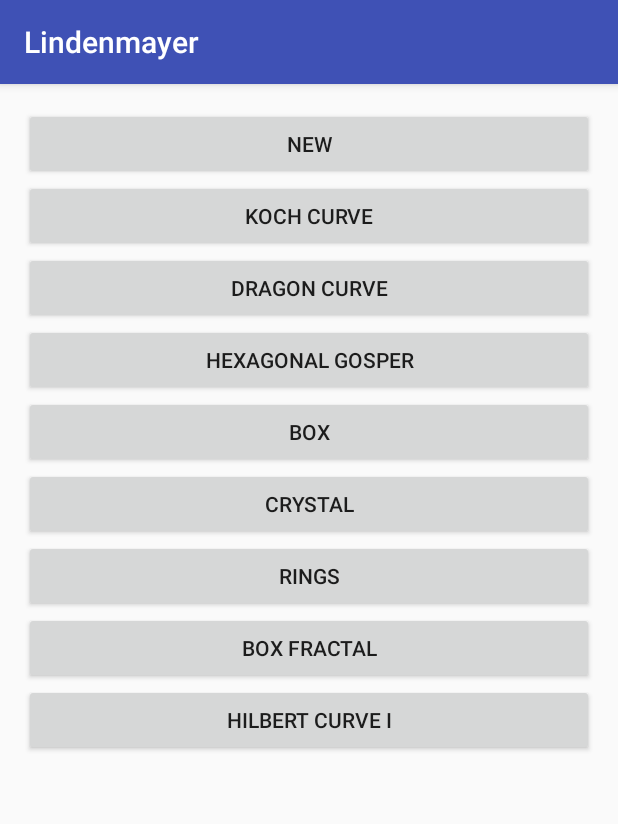
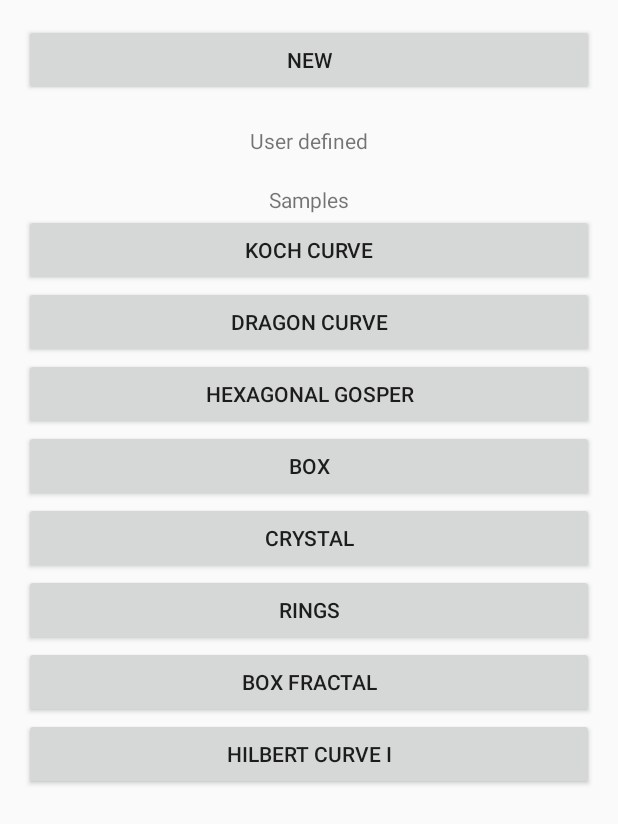
Before and after one commit to thomasfischersm/LSystemAndroid, an Android app: the screen it shows after launch (MainActivity), on a phone screen of 412 x 824 dp. Shown: the top 824 px of the screen. Run offline under Robolectric (Android 15) with nearby library versions, the phone set to English and light mode, and no system bars; network calls fail.

Commit message:
Added saving and loading.

```diff
--- a/app/src/main/AndroidManifest.xml
+++ b/app/src/main/AndroidManifest.xml
@@ -7,7 +7,7 @@
         android:icon="@mipmap/ic_launcher"
         android:label="@string/app_name"
         android:supportsRtl="true"
-        android:theme="@style/AppTheme">
+        android:theme="@style/Theme.AppCompat.Light.NoActionBar">
         <activity android:name=".MainActivity">
             <intent-filter>
                 <action android:name="android.intent.action.MAIN" />
@@ -15,8 +15,8 @@
                 <category android:name="android.intent.category.LAUNCHER" />
             </intent-filter>
         </activity>
-        <activity android:name=".RulesActivity" />
-        <activity android:name=".RenderingActivity"></activity>
+        <activity android:name=".RulesActivity" android:parentActivityName=".MainActivity" />
+        <activity android:name=".RenderingActivity" android:parentActivityName=".RulesActivity"></activity>
     </application>
 
 </manifest>
--- a/app/src/main/java/com/example/thomas/lindenmayer/MainActivity.java
+++ b/app/src/main/java/com/example/thomas/lindenmayer/MainActivity.java
@@ -1,6 +1,5 @@
 package com.example.thomas.lindenmayer;
 
-import android.app.ActionBar;
 import android.content.Intent;
 import android.support.v7.app.AppCompatActivity;
 import android.os.Bundle;
@@ -33,17 +32,25 @@ public class MainActivity extends AppCompatActivity {
         });
 
         try {
-            populateSamples();
+            populateRuleSets();
         } catch (IOException | JSONException ex) {
             ex.printStackTrace();
         }
     }
 
-    private void populateSamples() throws IOException, JSONException {
-        List<RuleSet> ruleSets = DataReader.readSampleRuleSets(getResources());
-        LinearLayout layout = (LinearLayout) findViewById(R.id.sampleLayout);
-        layout.removeAllViewsInLayout();
+    private void populateRuleSets() throws IOException, JSONException {
+        List<RuleSet> userDefinedRuleSets = DataReader.readUserRuleSets(this);
+        LinearLayout userDefinedLayout = (LinearLayout) findViewById(R.id.userDefinedLayout);
+        userDefinedLayout.removeAllViewsInLayout();
+        addRulesToView(userDefinedRuleSets, userDefinedLayout);
 
+        List<RuleSet> sampleRuleSets = DataReader.readSampleRuleSets(getResources());
+        LinearLayout samplesLayout = (LinearLayout) findViewById(R.id.sampleLayout);
+        samplesLayout.removeAllViewsInLayout();
+        addRulesToView(sampleRuleSets, samplesLayout);
+    }
+
+    private void addRulesToView(List<RuleSet> ruleSets, LinearLayout samplesLayout) {
         for (final RuleSet ruleSet : ruleSets) {
             Button button = new Button(this);
             ViewGroup.LayoutParams layoutParams = new ViewGroup.LayoutParams(
@@ -59,7 +66,7 @@ public class MainActivity extends AppCompatActivity {
                     startActivity(intent);
                 }
             });
-            layout.addView(button);
+            samplesLayout.addView(button);
         }
     }
 
--- a/app/src/main/java/com/example/thomas/lindenmayer/data/DataReader.java
+++ b/app/src/main/java/com/example/thomas/lindenmayer/data/DataReader.java
@@ -1,6 +1,9 @@
 package com.example.thomas.lindenmayer.data;
 
+import android.content.Context;
 import android.content.res.Resources;
+import android.support.annotation.NonNull;
+import android.util.Log;
 
 import com.example.thomas.lindenmayer.R;
 import com.example.thomas.lindenmayer.domain.RuleSet;
@@ -10,9 +13,13 @@ import org.json.JSONException;
 import org.json.JSONObject;
 
 import java.io.BufferedReader;
+import java.io.BufferedWriter;
+import java.io.FileNotFoundException;
+import java.io.FileOutputStream;
 import java.io.IOException;
 import java.io.InputStream;
 import java.io.InputStreamReader;
+import java.io.OutputStreamWriter;
 import java.io.StringWriter;
 import java.util.ArrayList;
 import java.util.List;
@@ -22,25 +29,51 @@ import java.util.List;
  */
 public class DataReader {
 
+    private static final String LOG_CAT = DataReader.class.getSimpleName();
+
+    private static final String USER_FILE_NAME = "userDefinedRuleSets.json";
+
+    public static final String SAMPLES_NODE_NAME = "samples";
+    public static final String NAME_NODE_NAME = "name";
+    public static final String AXIOM_NODE_NAME = "axiom";
+    public static final String DIRECTION_INCREMENT_NODE_NAME = "directionIncrement";
+    public static final String RULES_NODE_NAME = "rules";
+    public static final String MATCH_NODE_NAME = "match";
+    public static final String REPLACEMENT_NODE_NAME = "replacement";
+
     public static List<RuleSet> readSampleRuleSets(Resources resources) throws IOException, JSONException {
         String jsonString = readResource(resources, R.raw.samples);
 
+        return parseJson(jsonString);
+    }
+
+    public static List<RuleSet> readUserRuleSets(Context context) throws JSONException, IOException {
+        try {
+            return parseJson(readUserFile(context));
+        } catch (FileNotFoundException e) {
+            // The first time, the file needs to be created.
+            return new ArrayList<>();
+        }
+    }
+
+    @NonNull
+    private static List<RuleSet> parseJson(String jsonString) throws JSONException {
         List<RuleSet> ruleSets = new ArrayList<>();
         JSONObject json = new JSONObject(jsonString);
-        JSONArray sampleArray = json.getJSONArray("samples");
+        JSONArray sampleArray = json.getJSONArray(SAMPLES_NODE_NAME);
 
         for (int i = 0; i < sampleArray.length(); i++) {
             JSONObject sample = sampleArray.getJSONObject(i);
-            String name = sample.getString("name");
-            String axiom = sample.getString("axiom");
-            int directionIncrement = sample.getInt("directionIncrement");
+            String name = sample.getString(NAME_NODE_NAME);
+            String axiom = sample.getString(AXIOM_NODE_NAME);
+            int directionIncrement = sample.getInt(DIRECTION_INCREMENT_NODE_NAME);
 
             List<RuleSet.Rule> rules = new ArrayList<>();
-            JSONArray rulesArray = sample.getJSONArray("rules");
+            JSONArray rulesArray = sample.getJSONArray(RULES_NODE_NAME);
             for (int j = 0; j < rulesArray.length(); j++) {
                 JSONObject rule = rulesArray.getJSONObject(j);
-                String match = rule.getString("match");
-                String replacement = rule.getString("replacement");
+                String match = rule.getString(MATCH_NODE_NAME);
+                String replacement = rule.getString(REPLACEMENT_NODE_NAME);
                 rules.add(new RuleSet.Rule(match, replacement));
             }
 
@@ -52,6 +85,15 @@ public class DataReader {
 
     private static String readResource(Resources resources, int resource) throws IOException {
         InputStream inputStream = resources.openRawResource(resource);
+        return readInputStream(inputStream);
+    }
+
+    private static String readUserFile(Context context) throws IOException {
+        return readInputStream(context.openFileInput(USER_FILE_NAME));
+    }
+
+    @NonNull
+    private static String readInputStream(InputStream inputStream) throws IOException {
         BufferedReader reader = new BufferedReader(new InputStreamReader(inputStream));
         StringBuilder sb = new StringBuilder();
         char[] buffer = new char[512];
@@ -67,4 +109,65 @@ public class DataReader {
 
         return sb.toString();
     }
+
+    public static void saveUserRuleSets(Context context, RuleSet ruleSet) throws IOException, JSONException {
+        List<RuleSet> ruleSets = readUserRuleSets(context);
+
+        boolean found = false;
+        for (int i = 0; i < ruleSets.size(); i++) {
+            RuleSet currentRuleSet = ruleSets.get(i);
+            if (currentRuleSet.getName().equalsIgnoreCase(ruleSet.getName())) {
+                // Replace an existing rule set.
+                ruleSets.set(i, ruleSet);
+                found = true;
+            }
+        }
+
+        if (!found) {
+            ruleSets.add(ruleSet);
+        }
+
+        writeUserRuleSets(context, ruleSets);
+    }
+
+    private static void writeUserRuleSets(Context context, List<RuleSet> ruleSets) throws IOException, JSONException {
+        String jsonString = generateJson(ruleSets);
+        Log.i(LOG_CAT, "Generated user JSON string: " + jsonString);
+
+        FileOutputStream outputStream = context.openFileOutput(USER_FILE_NAME, Context.MODE_PRIVATE);
+        try {
+            BufferedWriter writer = new BufferedWriter(new OutputStreamWriter(outputStream));
+            writer.write(jsonString);
+            writer.flush();
+        } finally {
+            outputStream.close();
+        }
+    }
+
+    private static String generateJson(List<RuleSet> ruleSets) throws JSONException {
+        JSONObject rootNode = new JSONObject();
+
+        JSONArray samplesNode = new JSONArray();
+        rootNode.put(SAMPLES_NODE_NAME, samplesNode);
+
+        for (RuleSet ruleSet : ruleSets) {
+            JSONObject ruleSetNode = new JSONObject();
+            ruleSetNode.put(NAME_NODE_NAME, ruleSet.getName());
+            ruleSetNode.put(AXIOM_NODE_NAME, ruleSet.getAxiom());
+            ruleSetNode.put(DIRECTION_INCREMENT_NODE_NAME, ruleSet.getDirectionIncrement());
+            samplesNode.put(ruleSetNode);
+
+            JSONArray rulesNode = new JSONArray();
+            ruleSetNode.put(RULES_NODE_NAME, rulesNode);
+
+            for (RuleSet.Rule rule : ruleSet.getRules()) {
+                JSONObject ruleNode = new JSONObject();
+                ruleNode.put(MATCH_NODE_NAME, rule.getMatch());
+                ruleNode.put(REPLACEMENT_NODE_NAME, rule.getReplacement());
+                rulesNode.put(ruleNode);
+            }
+        }
+
+        return rootNode.toString();
+    }
 }
--- a/app/src/main/res/layout/activity_main.xml
+++ b/app/src/main/res/layout/activity_main.xml
@@ -3,22 +3,53 @@
     xmlns:tools="http://schemas.android.com/tools"
     android:layout_width="match_parent"
     android:layout_height="match_parent"
+    android:orientation="vertical"
     android:paddingBottom="@dimen/activity_vertical_margin"
     android:paddingLeft="@dimen/activity_horizontal_margin"
     android:paddingRight="@dimen/activity_horizontal_margin"
     android:paddingTop="@dimen/activity_vertical_margin"
-    android:orientation="vertical"
     tools:context="com.example.thomas.lindenmayer.MainActivity">
 
-    <Button
+    <ScrollView
         android:layout_width="match_parent"
-        android:layout_height="wrap_content"
-        android:text="New"
-        android:id="@+id/newButton" />
+        android:layout_height="match_parent">
 
-    <LinearLayout
-        android:id="@+id/sampleLayout"
-        android:orientation="vertical"
-        android:layout_width="match_parent"
-        android:layout_height="wrap_content" />
+        <LinearLayout
+            android:layout_width="match_parent"
+            android:layout_height="match_parent"
+            android:orientation="vertical">
+
+            <Button
+                android:id="@+id/newButton"
+                android:layout_width="match_parent"
+                android:layout_height="wrap_content"
+                android:text="New" />
+
+            <TextView
+                android:layout_width="match_parent"
+                android:layout_height="wrap_content"
+                android:gravity="center"
+                android:paddingTop="20dp"
+                android:text="User defined" />
+
+            <LinearLayout
+                android:id="@+id/userDefinedLayout"
+                android:layout_width="match_parent"
+                android:layout_height="wrap_content"
+                android:orientation="vertical"
+                android:paddingBottom="20dp" />
+
+            <TextView
+                android:layout_width="match_parent"
+                android:layout_height="wrap_content"
+                android:gravity="center"
+                android:text="Samples" />
+
+            <LinearLayout
+                android:id="@+id/sampleLayout"
+                android:layout_width="match_parent"
+                android:layout_height="wrap_content"
+                android:orientation="vertical" />
+        </LinearLayout>
+    </ScrollView>
 </LinearLayout>
```
Also changed, not shown: app/src/main/java/com/example/thomas/lindenmayer/RulesActivity.java (+64 -0 lines), app/src/main/java/com/example/thomas/lindenmayer/widgets/SaveView.java (added, +76 -0 lines), app/src/main/res/drawable/ic_save_black_24dp.xml (added, +9 -0 lines), app/src/main/res/layout/activity_rules.xml (+22 -4 lines), app/src/main/res/layout/menu_save.xml (added, +31 -0 lines), app/src/main/res/menu/menu_rules.xml (added, +12 -0 lines).
